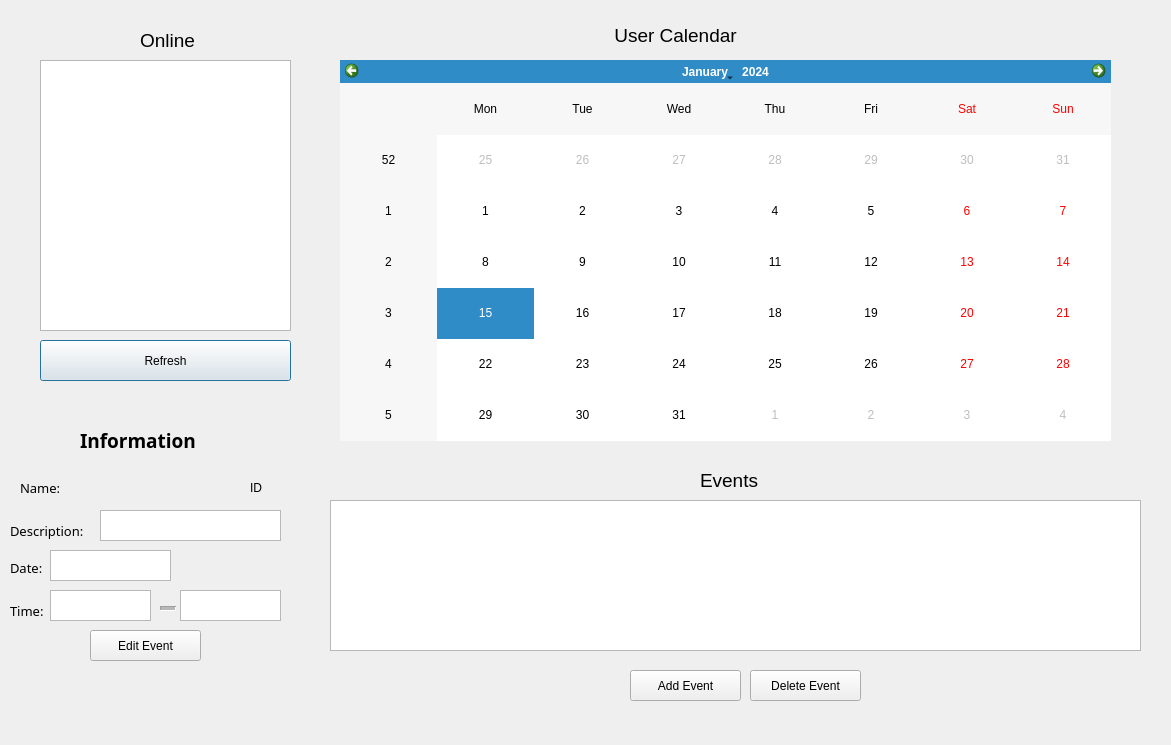
Before: the Qt Designer form dashboard.ui in curvySage/Get2gether, drawn with Qt 5.
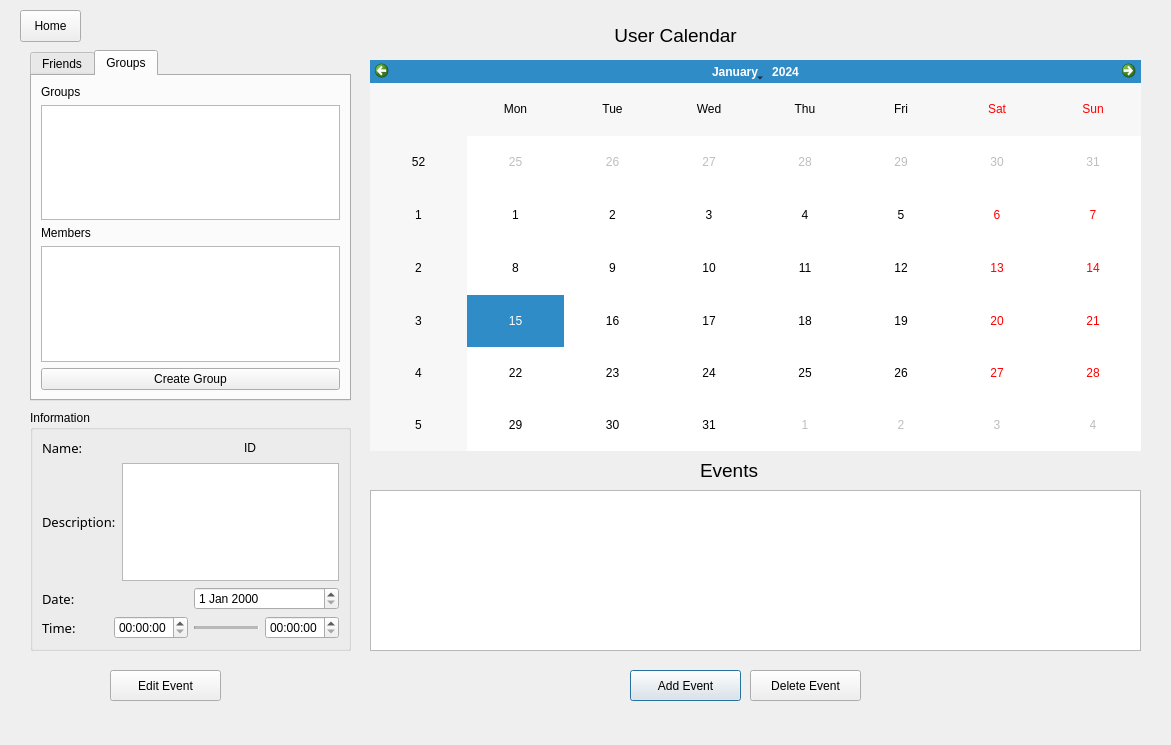
After: the same form once the commit is applied. The open tabs and pages were chosen to show the change.

Patch:
```diff
--- a/dashboard.ui
+++ b/dashboard.ui
@@ -16,61 +16,20 @@
   <widget class="QCalendarWidget" name="calendarWidget">
    <property name="geometry">
     <rect>
-     <x>340</x>
+     <x>370</x>
      <y>60</y>
      <width>771</width>
-     <height>381</height>
+     <height>391</height>
     </rect>
    </property>
   </widget>
-  <widget class="QTableView" name="onlineview">
-   <property name="geometry">
-    <rect>
-     <x>40</x>
-     <y>60</y>
-     <width>251</width>
-     <height>271</height>
-    </rect>
-   </property>
-  </widget>
-  <widget class="QLabel" name="onlinelabel">
-   <property name="geometry">
-    <rect>
-     <x>140</x>
-     <y>30</y>
-     <width>91</width>
-     <height>21</height>
-    </rect>
-   </property>
-   <property name="font">
-    <font>
-     <pointsize>14</pointsize>
-    </font>
-   </property>
-   <property name="text">
-    <string>Online</string>
-   </property>
-  </widget>
-  <widget class="QPushButton" name="loadonline">
-   <property name="geometry">
-    <rect>
-     <x>40</x>
-     <y>340</y>
-     <width>251</width>
-     <height>41</height>
-    </rect>
-   </property>
-   <property name="text">
-    <string>Refresh</string>
-   </property>
-  </widget>
   <widget class="QTableView" name="eventsview">
    <property name="geometry">
     <rect>
-     <x>330</x>
-     <y>500</y>
-     <width>811</width>
-     <height>151</height>
+     <x>370</x>
+     <y>490</y>
+     <width>771</width>
+     <height>161</height>
     </rect>
    </property>
   </widget>
@@ -91,7 +50,7 @@
    <property name="geometry">
     <rect>
      <x>700</x>
-     <y>470</y>
+     <y>460</y>
      <width>91</width>
      <height>21</height>
     </rect>
@@ -126,8 +85,8 @@
   <widget class="QPushButton" name="editEvents">
    <property name="geometry">
     <rect>
-     <x>90</x>
-     <y>630</y>
+     <x>110</x>
+     <y>670</y>
      <width>111</width>
      <height>31</height>
     </rect>
@@ -149,192 +108,241 @@
     <string>Delete Event</string>
    </property>
   </widget>
-  <widget class="QLabel" name="InfoLabel">
+  <widget class="QTabWidget" name="networktabs">
    <property name="geometry">
     <rect>
-     <x>80</x>
-     <y>430</y>
-     <width>161</width>
-     <height>21</height>
+     <x>30</x>
+     <y>50</y>
+     <width>321</width>
+     <height>351</height>
     </rect>
    </property>
-   <property name="font">
-    <font>
-     <family>Franklin Gothic Book</family>
-     <pointsize>14</pointsize>
-     <weight>75</weight>
-     <bold>true</bold>
-    </font>
+   <property name="currentIndex">
+    <number>0</number>
    </property>
-   <property name="text">
+   <widget class="QWidget" name="friendTab">
+    <attribute name="title">
+     <string>Friends</string>
+    </attribute>
+    <layout class="QGridLayout" name="gridLayout">
+     <item row="0" column="0">
+      <widget class="QLabel" name="onlinelabel">
+       <property name="font">
+        <font>
+         <pointsize>14</pointsize>
+        </font>
+       </property>
+       <property name="text">
+        <string>Online</string>
+       </property>
+      </widget>
+     </item>
+     <item row="7" column="0">
+      <layout class="QVBoxLayout" name="verticalLayout_2">
+       <item>
+        <widget class="QTableView" name="onlineview"/>
+       </item>
+      </layout>
+     </item>
+     <item row="8" column="0">
+      <widget class="QPushButton" name="loadonline">
+       <property name="text">
+        <string>Refresh</string>
+       </property>
+      </widget>
+     </item>
+    </layout>
+   </widget>
+   <widget class="QWidget" name="groupTab">
+    <attribute name="title">
+     <string>Groups</string>
+    </attribute>
+    <layout class="QGridLayout" name="gridLayout_2">
+     <item row="1" column="1">
+      <widget class="QPushButton" name="createGroup">
+       <property name="text">
+        <string>Create Group</string>
+       </property>
+      </widget>
+     </item>
+     <item row="0" column="1">
+      <layout class="QVBoxLayout" name="verticalLayout">
+       <item>
+        <layout class="QVBoxLayout" name="verticalLayout_3">
+         <item>
+          <widget class="QLabel" name="groupsLabel">
+           <property name="text">
+            <string>Groups</string>
+           </property>
+          </widget>
+         </item>
+         <item>
+          <widget class="QTableView" name="groupsview"/>
+         </item>
+        </layout>
+       </item>
+       <item>
+        <layout class="QVBoxLayout" name="verticalLayout_7">
+         <item>
+          <widget class="QLabel" name="membersLabel">
+           <property name="text">
+            <string>Members</string>
+           </property>
+          </widget>
+         </item>
+         <item>
+          <widget class="QTableView" name="membersview"/>
+         </item>
+        </layout>
+       </item>
+      </layout>
+     </item>
+    </layout>
+   </widget>
+  </widget>
+  <widget class="QGroupBox" name="eventInfoBox">
+   <property name="geometry">
+    <rect>
+     <x>30</x>
+     <y>410</y>
+     <width>321</width>
+     <height>241</height>
+    </rect>
+   </property>
+   <property name="title">
     <string>Information</string>
    </property>
+   <layout class="QGridLayout" name="gridLayout_3">
+    <item row="0" column="0">
+     <layout class="QVBoxLayout" name="verticalLayout_5">
+      <item>
+       <layout class="QHBoxLayout" name="horizontalLayout_6">
+        <item>
+         <widget class="QLabel" name="NameLabel">
+          <property name="font">
+           <font>
+            <family>Franklin Gothic Book</family>
+            <pointsize>10</pointsize>
+           </font>
+          </property>
+          <property name="text">
+           <string>Name:</string>
+          </property>
+         </widget>
+        </item>
+        <item>
+         <widget class="QLabel" name="NameDisplay">
+          <property name="font">
+           <font>
+            <family>Franklin Gothic Book</family>
+            <pointsize>10</pointsize>
+           </font>
+          </property>
+          <property name="text">
+           <string/>
+          </property>
+         </widget>
+        </item>
+        <item>
+         <widget class="QLabel" name="ID_Label">
+          <property name="text">
+           <string>ID</string>
+          </property>
+         </widget>
+        </item>
+       </layout>
+      </item>
+      <item>
+       <layout class="QHBoxLayout" name="horizontalLayout_7">
+        <item>
+         <widget class="QLabel" name="DescriptionLabel">
+          <property name="font">
+           <font>
+            <family>Franklin Gothic Book</family>
+            <pointsize>10</pointsize>
+           </font>
+          </property>
+          <property name="text">
+           <string>Description:</string>
+          </property>
+         </widget>
+        </item>
+        <item>
+         <widget class="QTextEdit" name="DescriptxtEdit"/>
+        </item>
+       </layout>
+      </item>
+      <item>
+       <layout class="QHBoxLayout" name="horizontalLayout_8">
+        <item>
+         <widget class="QLabel" name="DateLabel">
+          <property name="font">
+           <font>
+            <family>Franklin Gothic Book</family>
+            <pointsize>10</pointsize>
+           </font>
+          </property>
+          <property name="text">
+           <string>Date:</string>
+          </property>
+         </widget>
+        </item>
+        <item>
+         <widget class="QDateEdit" name="dateEdit"/>
+        </item>
+       </layout>
+      </item>
+      <item>
+       <layout class="QHBoxLayout" name="horizontalLayout_9">
+        <item>
+         <widget class="QLabel" name="TimeLabel">
+          <property name="font">
+           <font>
+            <family>Franklin Gothic Book</family>
+            <pointsize>10</pointsize>
+           </font>
+          </property>
+          <property name="text">
+           <string>Time:</string>
+          </property>
+         </widget>
+        </item>
+        <item>
+         <widget class="QTimeEdit" name="startTime"/>
+        </item>
+        <item>
+         <widget class="Line" name="InfoTimeLine">
+          <property name="lineWidth">
+           <number>1</number>
+          </property>
+          <property name="midLineWidth">
+           <number>3</number>
+          </property>
+          <property name="orientation">
+           <enum>Qt::Horizontal</enum>
+          </property>
+         </widget>
+        </item>
+        <item>
+         <widget class="QTimeEdit" name="endTime"/>
+        </item>
+       </layout>
+      </item>
+     </layout>
+    </item>
+   </layout>
   </widget>
-  <widget class="QLabel" name="DateLabel">
-   <property name="geometry">
-    <rect>
-     <x>10</x>
-     <y>560</y>
-     <width>41</width>
-     <height>16</height>
-    </rect>
-   </property>
-   <property name="font">
-    <font>
-     <family>Franklin Gothic Book</family>
-     <pointsize>10</pointsize>
-    </font>
-   </property>
-   <property name="text">
-    <string>Date:</string>
-   </property>
-  </widget>
-  <widget class="QTextEdit" name="DescriptxtEdit">
-   <property name="geometry">
-    <rect>
-     <x>100</x>
-     <y>510</y>
-     <width>181</width>
-     <height>31</height>
-    </rect>
-   </property>
-  </widget>
-  <widget class="QLabel" name="NameLabel">
+  <widget class="QPushButton" name="homeButton">
    <property name="geometry">
     <rect>
      <x>20</x>
-     <y>480</y>
-     <width>51</width>
-     <height>16</height>
+     <y>10</y>
+     <width>61</width>
+     <height>32</height>
     </rect>
    </property>
-   <property name="font">
-    <font>
-     <family>Franklin Gothic Book</family>
-     <pointsize>10</pointsize>
-    </font>
-   </property>
    <property name="text">
-    <string>Name:</string>
-   </property>
-  </widget>
-  <widget class="Line" name="InfoTimeLine">
-   <property name="geometry">
-    <rect>
-     <x>160</x>
-     <y>600</y>
-     <width>16</width>
-     <height>16</height>
-    </rect>
-   </property>
-   <property name="lineWidth">
-    <number>1</number>
-   </property>
-   <property name="midLineWidth">
-    <number>3</number>
-   </property>
-   <property name="orientation">
-    <enum>Qt::Horizontal</enum>
-   </property>
-  </widget>
-  <widget class="QLabel" name="DescriptionLabel">
-   <property name="geometry">
-    <rect>
-     <x>10</x>
-     <y>520</y>
-     <width>91</width>
-     <height>21</height>
-    </rect>
-   </property>
-   <property name="font">
-    <font>
-     <family>Franklin Gothic Book</family>
-     <pointsize>10</pointsize>
-    </font>
-   </property>
-   <property name="text">
-    <string>Description:</string>
-   </property>
-  </widget>
-  <widget class="QLabel" name="TimeLabel">
-   <property name="geometry">
-    <rect>
-     <x>10</x>
-     <y>600</y>
-     <width>41</width>
-     <height>21</height>
-    </rect>
-   </property>
-   <property name="font">
-    <font>
-     <family>Franklin Gothic Book</family>
-     <pointsize>10</pointsize>
-    </font>
-   </property>
-   <property name="text">
-    <string>Time:</string>
-   </property>
-  </widget>
-  <widget class="QTextEdit" name="DateTxt">
-   <property name="geometry">
-    <rect>
-     <x>50</x>
-     <y>550</y>
-     <width>121</width>
-     <height>31</height>
-    </rect>
-   </property>
-  </widget>
-  <widget class="QTextEdit" name="StartTimeTxt">
-   <property name="geometry">
-    <rect>
-     <x>50</x>
-     <y>590</y>
-     <width>101</width>
-     <height>31</height>
-    </rect>
-   </property>
-  </widget>
-  <widget class="QTextEdit" name="EndTimeTxt">
-   <property name="geometry">
-    <rect>
-     <x>180</x>
-     <y>590</y>
-     <width>101</width>
-     <height>31</height>
-    </rect>
-   </property>
-  </widget>
-  <widget class="QLabel" name="ID_Label">
-   <property name="geometry">
-    <rect>
-     <x>250</x>
-     <y>480</y>
-     <width>55</width>
-     <height>16</height>
-    </rect>
-   </property>
-   <property name="text">
-    <string>ID</string>
-   </property>
-  </widget>
-  <widget class="QLabel" name="NameDisplay">
-   <property name="geometry">
-    <rect>
-     <x>70</x>
-     <y>465</y>
-     <width>161</width>
-     <height>31</height>
-    </rect>
-   </property>
-   <property name="font">
-    <font>
-     <family>Franklin Gothic Book</family>
-     <pointsize>10</pointsize>
-    </font>
-   </property>
-   <property name="text">
-    <string/>
+    <string>Home</string>
    </property>
   </widget>
  </widget>
```
